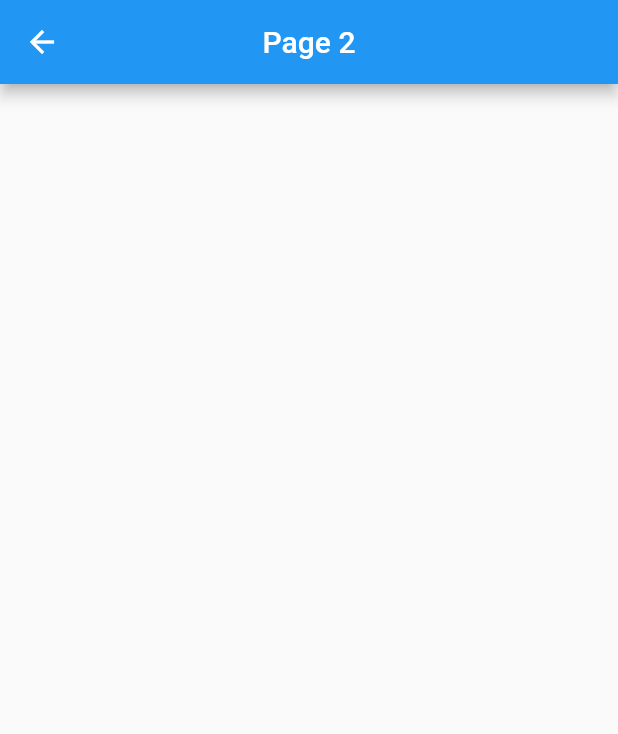
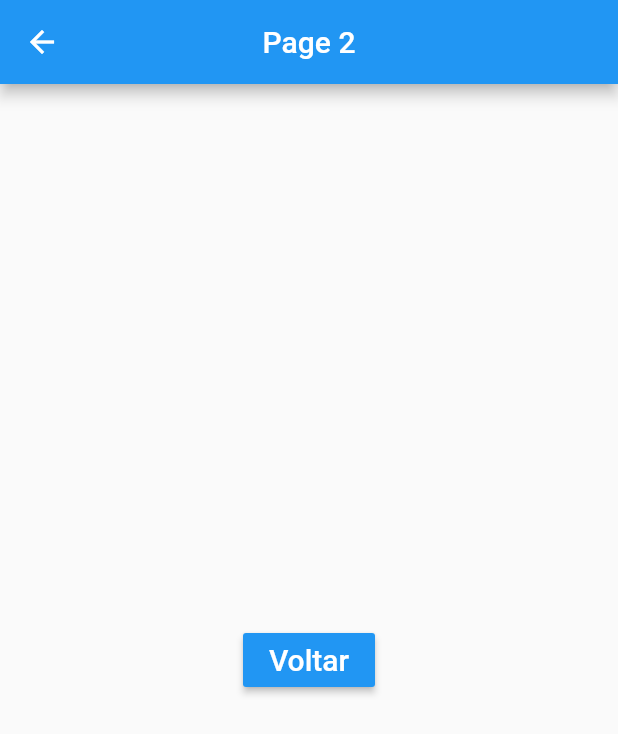
Before and after one commit to fgarcia1401/flutter_hello1, a Flutter app: the HelloPage2 screen opened directly, on a phone screen of 412 x 824 dp. Shown: the top 734 px of the screen. Run offline on Flutter 3.47's test engine with Material 2 defaults, Android fonts, the phone set to English and light mode, and no system bars.

Commit message:
voltar tela anterior

```diff
--- a/lib/pages/hello_page2.dart
+++ b/lib/pages/hello_page2.dart
@@ -10,6 +10,29 @@ class HelloPage2 extends StatelessWidget {
         title: Text("Page 2"),
         centerTitle: true,
       ),
+      body: _body(context),
     );
   }
+
+  _body(context) {
+    return Center(
+        child: RaisedButton(
+          color: Colors.blue,
+          child: Text(
+            "Voltar",
+            style: TextStyle(
+              color: Colors.white,
+              fontSize: 20
+            ),
+          ),
+          onPressed: () => onClickVoltar(context),
+        ),
+    );
+  }
+
+  onClickVoltar(context) {
+    Navigator.pop(context);
+  }
+
+
 }
```
